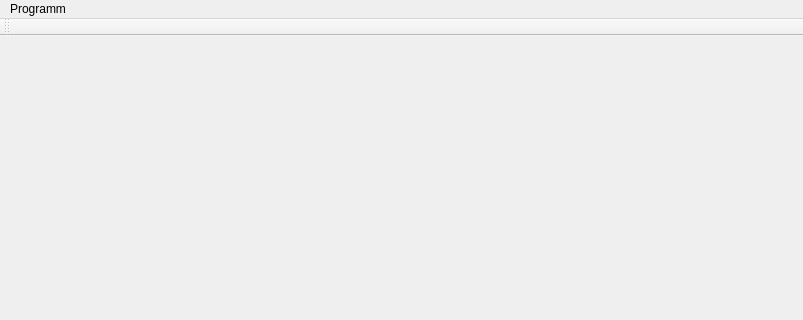
Above: fshkwindow.ui from fasa1964/fshkap before the change; both pictures show x 0 to 803 and y 0 to 320 of the 803 by 553 pixel window. Below: the same form after it.
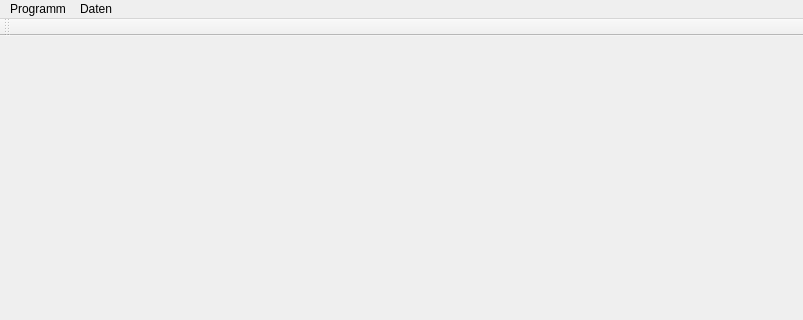
That is the form after the change.

Diff of the .ui file:
```diff
--- a/fshkwindow.ui
+++ b/fshkwindow.ui
@@ -30,7 +30,16 @@
     <addaction name="actionInfo"/>
     <addaction name="actionBeenden"/>
    </widget>
+   <widget class="QMenu" name="menuDaten">
+    <property name="title">
+     <string>Daten</string>
+    </property>
+    <addaction name="actionBetriebe"/>
+    <addaction name="actionAuszubildende"/>
+    <addaction name="actionProjekte"/>
+   </widget>
    <addaction name="menuProgramm"/>
+   <addaction name="menuDaten"/>
   </widget>
   <widget class="QToolBar" name="mainToolBar">
    <attribute name="toolBarArea">
```
Left out of the diff: 15 changed lines with no effect on the pictures.
